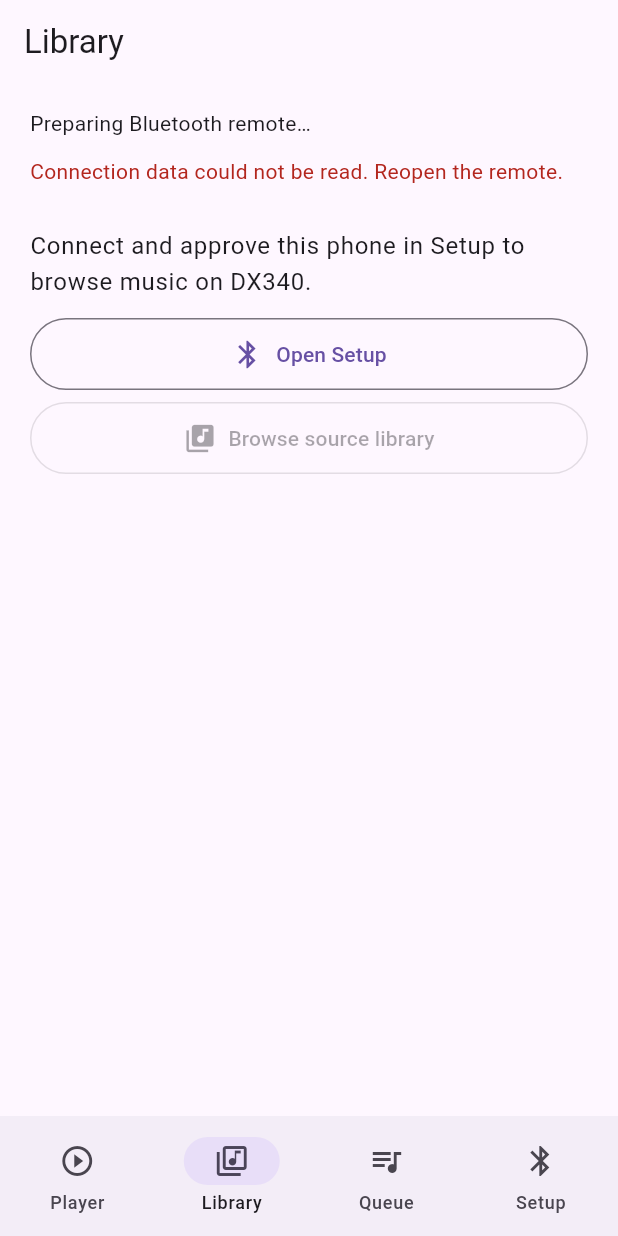
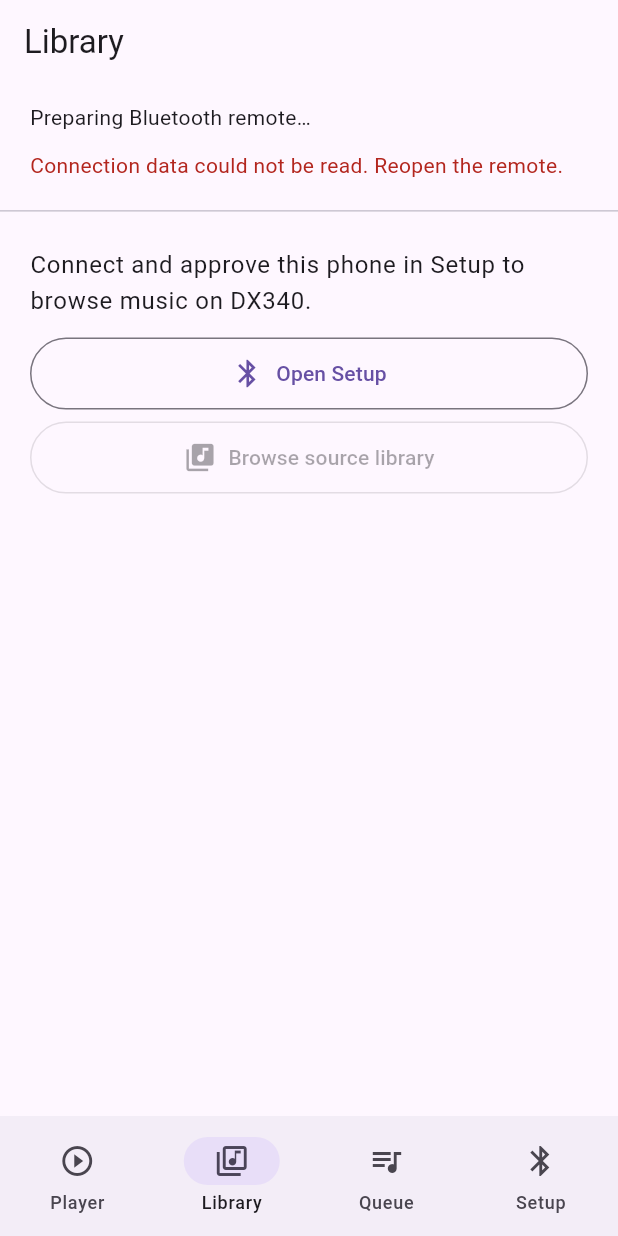
Before and after one commit to JimmyLeung-GNS/DX340Remote, a Flutter app: the screen it shows after launch, item 2 of the bottom bar chosen, on a phone screen of 412 x 824 dp. Run offline on Flutter 3.47's test engine with Material 3 defaults, Android fonts, the phone set to English and light mode, and no system bars.

Commit message:
Keep browsing rows stable while connection status changes

```diff
--- a/phone/lib/main.dart
+++ b/phone/lib/main.dart
@@ -442,6 +442,8 @@ class _PhoneShellState extends State<PhoneShell>
   ];
   Widget musicRow(Json item, {required bool queue}) {
     final queueRevision = remote.queueRevision;
+    final libraryRevision = textValue(remote.library['revision']);
+    final sourceScope = remote.scope;
     final browsable = !queue && item['browsable'] == true;
     final enabled =
         !remote.busy &&
@@ -459,7 +461,11 @@ class _PhoneShellState extends State<PhoneShell>
           ? remote.playQueue(item, revision: queueRevision)
           : browsable
           ? remote.open(item)
-          : remote.playItem(item),
+          : remote.playItem(
+              item,
+              revision: libraryRevision,
+              sourceScope: sourceScope,
+            ),
     );
     final title = Text(
       textValue(item['title']).isEmpty ? 'Untitled' : textValue(item['title']),
@@ -470,6 +476,12 @@ class _PhoneShellState extends State<PhoneShell>
       semanticLabel: browsable ? 'Browse' : 'Play',
     );
     return Column(
+      key: ValueKey((
+        queue,
+        sourceScope,
+        queue ? queueRevision : libraryRevision,
+        item['id'],
+      )),
       children: [
         if (apple)
           CupertinoButton(
@@ -599,21 +611,12 @@ class _PhoneShellState extends State<PhoneShell>
       'Optional assisted browsing needs DX340 awake and unlocked. Enable it in the companion only when you want that mode.',
     ),
   ];
-  @override
-  Widget build(BuildContext context) => AnimatedBuilder(
-    animation: remote,
-    builder: (context, child) {
-      final content = ListView(
-        key: PageStorageKey(_tab.value),
-        padding: const EdgeInsets.fromLTRB(20, 16, 20, 32),
+  Widget statusContent() => Semantics(
+    liveRegion: true,
+    child: Column(
+      crossAxisAlignment: CrossAxisAlignment.stretch,
       children: [
-          Semantics(
-            liveRegion: true,
-            child: Text(
-              remote.status,
-              style: Theme.of(context).textTheme.bodyMedium,
-            ),
-          ),
+        Text(remote.status, style: Theme.of(context).textTheme.bodyMedium),
         if (remote.error != null)
           Padding(
             padding: const EdgeInsets.only(top: 12),
@@ -630,7 +633,50 @@ class _PhoneShellState extends State<PhoneShell>
           label(
             'Waiting for the playback action. Refresh if its outcome is unknown.',
           ),
-          const SizedBox(height: 20),
+      ],
+    ),
+  );
+
+  // Status can change while a finger is over a song. Give it its own scrolling
+  // viewport, so wrapping text and pending messages never reflow the music list.
+  // The viewport scales with text, remains bounded on short displays and never
+  // truncates the recovery message; its content can be scrolled independently.
+  Widget stableBrowsingContent(Widget content) => LayoutBuilder(
+    builder: (context, bounds) {
+      final style = Theme.of(context).textTheme.bodyMedium!;
+      final height =
+          (MediaQuery.textScalerOf(context).scale(style.fontSize!) *
+                      (style.height ?? 1.5) *
+                      3 +
+                  24)
+              .clamp(0.0, bounds.maxHeight * 0.35)
+              .toDouble();
+      return Column(
+        children: [
+          SizedBox(
+            height: height,
+            child: SingleChildScrollView(
+              key: ValueKey((remote.status, remote.error, remote.busy)),
+              padding: const EdgeInsets.symmetric(horizontal: 20, vertical: 12),
+              child: statusContent(),
+            ),
+          ),
+          const Divider(height: 1),
+          Expanded(child: content),
+        ],
+      );
+    },
+  );
+  @override
+  Widget build(BuildContext context) => AnimatedBuilder(
+    animation: remote,
+    builder: (context, child) {
+      final browsing = {1, 2}.contains(_tab.value);
+      final content = ListView(
+        key: PageStorageKey(_tab.value),
+        padding: const EdgeInsets.fromLTRB(20, 16, 20, 32),
+        children: [
+          if (!browsing) ...[statusContent(), const SizedBox(height: 20)],
           ...switch (_tab.value) {
             1 => library(),
             2 => queueView(),
@@ -660,7 +706,9 @@ class _PhoneShellState extends State<PhoneShell>
                   Expanded(
                     child: Material(
                       type: MaterialType.transparency,
-                      child: content,
+                      child: browsing
+                          ? stableBrowsingContent(content)
+                          : content,
                     ),
                   ),
                   ?playbackBar,
@@ -692,7 +740,9 @@ class _PhoneShellState extends State<PhoneShell>
         body: SafeArea(
           child: Column(
             children: [
-              Expanded(child: content),
+              Expanded(
+                child: browsing ? stableBrowsingContent(content) : content,
+              ),
               ?playbackBar,
             ],
           ),
```
Also changed, not shown: phone/lib/remote.dart (+17 -3 lines), .impeccable/design.json, 3 other files. Lines whose indentation alone changed are shown as unchanged.
